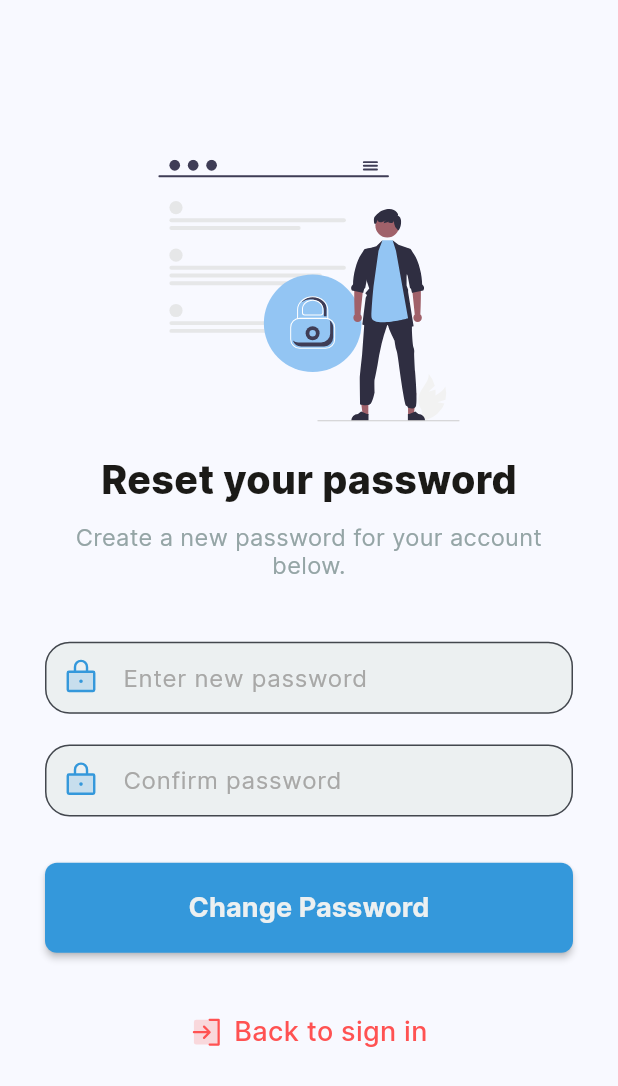
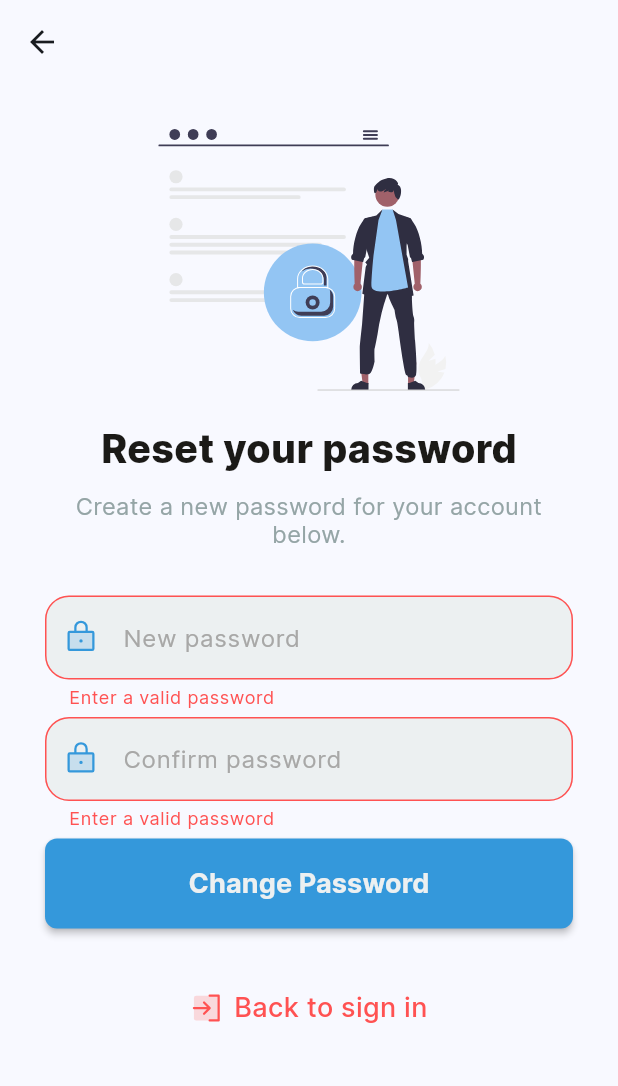
Before and after one commit to yaksh1/reclaimify, a Flutter app: the ResetPassword screen opened directly, after a tap on "Change Password", on a phone screen of 412 x 824 dp. Shown: the top 1086 px of the screen. Run offline on Flutter 3.47's test engine with Material 2 defaults, Android fonts, the light colour scheme and no system bars; our stand-ins replace cloud_firestore, firebase_auth, firebase_core, flutter_otp_text_field, flutter_screenutil, flutter_svg and 6 more; accounts and stored records are empty; network calls fail; project files that could hold a hidden picture were left out.

Commit message:
reset password

```diff
--- /dev/null
+++ b/lib/components/input_decoration.dart
@@ -0,0 +1,42 @@
+import 'package:flutter/material.dart';
+import 'package:reclaimify/utils/colors.dart';
+
+class MyDecoration {
+  InputDecoration getDecoration(
+      {required IconData icon,
+      required Widget label,
+      required String hintText}) {
+    return InputDecoration(
+      prefixIcon: Icon(icon),
+      prefixIconColor: AppColors.mainColor,
+      label: label,
+      helperText: "",
+      errorStyle: const TextStyle(color: Colors.redAccent, fontSize: 12),
+      helperStyle: const TextStyle(color: Colors.black, fontSize: 12),
+      labelStyle: const TextStyle(color: AppColors.textBoxPlaceholder),
+      hintText: hintText,
+      hintStyle: TextStyle(color: AppColors.textBoxPlaceholder),
+      fillColor: AppColors.grey,
+      filled: true,
+      border: OutlineInputBorder(
+        borderRadius: BorderRadius.circular(10),
+      ),
+      enabledBorder: OutlineInputBorder(
+        borderRadius: BorderRadius.circular(16),
+        borderSide: const BorderSide(color: AppColors.darkGrey, width: 1),
+      ),
+      focusedBorder: OutlineInputBorder(
+        borderRadius: BorderRadius.circular(16),
+        borderSide: const BorderSide(color: AppColors.primaryBlack, width: 2),
+      ),
+      errorBorder: OutlineInputBorder(
+        borderRadius: BorderRadius.circular(16),
+        borderSide: const BorderSide(color: Colors.redAccent),
+      ),
+      focusedErrorBorder: OutlineInputBorder(
+        borderRadius: BorderRadius.circular(16),
+        borderSide: const BorderSide(color: AppColors.primaryBlack,width: 2),
+      ),
+    );
+  }
+}
--- a/lib/components/my_snackbar.dart
+++ b/lib/components/my_snackbar.dart
@@ -3,7 +3,7 @@
 import 'package:get/get.dart';
 
 class MySnackBar{
-    void mySnackBar({String header="", String content="",
+    void mySnackBar({required String header, required String content,
       Color bgColor = Colors.white, Color borderColor = Colors.white,double blur =0}) {
     Get.snackbar(
       header,
@@ -16,6 +16,7 @@
             spreadRadius: 1,
             offset: Offset(0, 1))
       ],
+      duration: Duration(milliseconds: 4000),
       backgroundColor: bgColor,
       borderColor: borderColor,
       borderWidth: 1,
--- /dev/null
+++ b/lib/components/password_text_field.dart
@@ -0,0 +1,33 @@
+import 'package:flutter/material.dart';
+import 'package:phosphor_flutter/phosphor_flutter.dart';
+import 'package:reclaimify/components/input_decoration.dart';
+
+class PasswordTextField extends StatelessWidget {
+  PasswordTextField({super.key, required this.controller, required this.labelText, required this.hintText});
+
+  final TextEditingController controller;
+  final MyDecoration decor = MyDecoration();
+  final String labelText;
+  final String hintText;
+
+  @override
+  Widget build(BuildContext context) {
+    return TextFormField(
+        // The validator receives the text that the user has entered.
+        validator: (value) {
+          if (value == null || value.isEmpty) {
+            return 'Enter a valid password';
+          }
+          return null;
+        },
+        keyboardType: TextInputType.visiblePassword,
+        obscureText: true,
+        controller: controller,
+        enableSuggestions: false,
+        autocorrect: false,
+        decoration: decor.getDecoration(
+            icon: PhosphorIcons.duotone.lock,
+            label: Text(labelText),
+            hintText: hintText));
+  }
+}
--- a/lib/services/auth/auth_provider.dart
+++ b/lib/services/auth/auth_provider.dart
@@ -21,7 +21,7 @@
   Future<void> sendEmailVerification();
 
   Future<void> phoneAuthentication(String phoneNo);
-  Future<bool> verifyOtp(String otp);
+  Future<bool> verifyOtp(var otp);
 
   Future<User?> signInWithGoogle();
 }
--- a/lib/services/auth/auth_service.dart
+++ b/lib/services/auth/auth_service.dart
@@ -36,7 +36,7 @@
       provider.phoneAuthentication(phoneNo);
 
   @override
-  Future<bool> verifyOtp(String otp) => provider.verifyOtp(otp);
+  Future<bool> verifyOtp(var otp) => provider.verifyOtp(otp);
 
   @override
   Future<User?> signInWithGoogle() => provider.signInWithGoogle();
--- a/lib/views/forget_password/forgot_password_reset/reset_password.dart
+++ b/lib/views/forget_password/forgot_password_reset/reset_password.dart
@@ -1,14 +1,18 @@
 // ignore_for_file: prefer_const_constructors
 
+import 'package:firebase_auth/firebase_auth.dart';
 import 'package:flutter/material.dart';
 import 'package:get/get.dart';
 import 'package:phosphor_flutter/phosphor_flutter.dart';
 import 'package:reclaimify/components/big_tex.dart';
 import 'package:reclaimify/components/blue_button.dart';
 import 'package:reclaimify/components/icon_and_text.dart';
+import 'package:reclaimify/components/my_snackbar.dart';
+import 'package:reclaimify/components/password_text_field.dart';
 import 'package:reclaimify/components/small_text.dart';
 import 'package:reclaimify/components/square_tile.dart';
 import 'package:reclaimify/components/text_form.dart';
+import 'package:reclaimify/services/auth/auth_service.dart';
 import 'package:reclaimify/utils/colors.dart';
 import 'package:reclaimify/utils/dimensions.dart';
 import 'package:reclaimify/utils/image_strings.dart';
@@ -23,9 +27,32 @@
 }
 
 class _ResetPasswordState extends State<ResetPassword> {
+    TextEditingController _newPassword = TextEditingController();
+  TextEditingController _confirmPassword = TextEditingController();
+
+  @override
+  void initState() {
+    _newPassword = TextEditingController();
+    _confirmPassword = TextEditingController();
+    super.initState();
+  }
+
+
+  @override
+  void dispose() {
+    _newPassword.dispose();
+    _confirmPassword.dispose();
+    super.dispose();
+  }
+
+    //! <---- global form key -----> //
+  final _formKey = GlobalKey<FormState>();
+
   double height10 = Dimensions.height10;
   double width10 = Dimensions.width10;
   double radius10 = Dimensions.radius10;
+  var newPassword = '';
+
   @override
   Widget build(BuildContext context) {
     return Scaffold(
@@ -41,7 +68,7 @@
               children: [
                 //! svg image
                 Padding(
-                  padding: EdgeInsets.symmetric(vertical: height10*2 ),
+                  padding: EdgeInsets.only(bottom: height10*2 ),
                   child: SquareTile(
                     imagePath: resetPassword,
                     height: height10 * 17, onTap: () {  },
@@ -68,39 +95,37 @@
                   height: height10 * 3,
                 ),
                 Form(
+                  key: _formKey,
                   child: Column(
                     children: [
                       //! new password
-                      Padding(
-                        padding: EdgeInsets.symmetric(vertical: height10),
-                        child: TextForm(
-                          hintText: "Enter new password",
-                          label: Text("Enter new password"),
-                          obscureText: true,
-                          enabledSuggestions: false,
-                          autocorrect: false,
-                          icon: PhosphorIcons.duotone.lock,
-                        ),
+                      PasswordTextField(
+                          controller: _newPassword,
+                          labelText: "New password",
+                          hintText: "Enter new password"),
+                      //! white space
+                      SizedBox(
+                        height: 5,
                       ),
                       //! confirm password
-                      Padding(
-                        padding: EdgeInsets.symmetric(vertical: height10),
-                        child: TextForm(
-                          hintText: "Confirm password",
-                          label: Text("Confirm password"),
-                          obscureText: true,
-                          enabledSuggestions: false,
-                          autocorrect: false,
-                          icon: PhosphorIcons.duotone.lock,
-                        ),
-                      ),
+                      PasswordTextField(
+                          controller: _confirmPassword,
+                          labelText: "Confirm password",
+                          hintText: "Enter your new password again"),
+
                       //! white space
                       SizedBox(
-                        height: height10 * 2,
+                        height: 5,
                       ),
                       //! button
                       blueButton(onPressed: () {
-                        //TODO: change password from backend
+                        if (_formKey.currentState!.validate() &&
+                                _newPassword.text == _confirmPassword.text) {
+                              setState(() {
+                                newPassword = _newPassword.text;
+                              });
+                              changePassword();
+                            }
                       }, text: "Change Password"),
 
                       //! white space
@@ -130,4 +155,23 @@
       ),
     );
   }
+  final user = FirebaseAuth.instance.currentUser;
+  Future changePassword() async {
+    try {
+      await user!.updatePassword(newPassword);
+      AuthService.firebase().logOut();
+      MySnackBar().mySnackBar(
+        header: "Password Changed",
+        content: "Your Password has been changed, login again!",
+      );
+      Get.to(() => LoginView());
+    } catch (e) {
+      MySnackBar().mySnackBar(
+        header: "Error",
+        content: e.toString(),
+        bgColor: Colors.red.shade100,
+        borderColor: Colors.red,
+      );
+    }
+  }
 }
```
Also changed, not shown: lib/components/email_text_field.dart (added, +33 -0 lines), lib/components/name_text_field.dart (added, +31 -0 lines), lib/components/phone_text_field.dart (added, +34 -0 lines), lib/services/auth/firebase_auth_provider.dart (+27 -13 lines), lib/views/forget_password/forgot_password_mail/forgot_password_mail.dart (+36 -19 lines), lib/views/forget_password/forgot_password_otp/forgot_password_otp.dart (+43 -20 lines), lib/views/forget_password/forgot_password_phone/forgot_password-phone.dart (+51 -12 lines).
